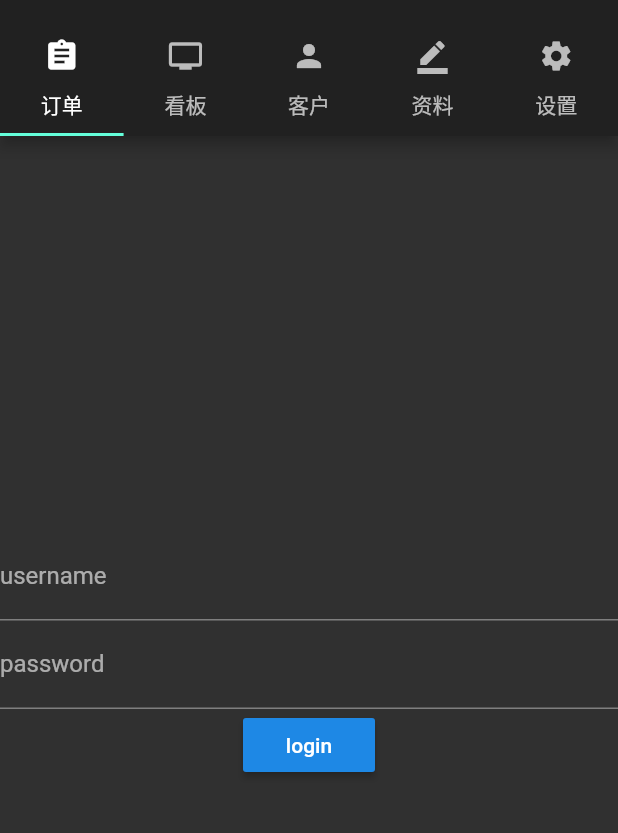
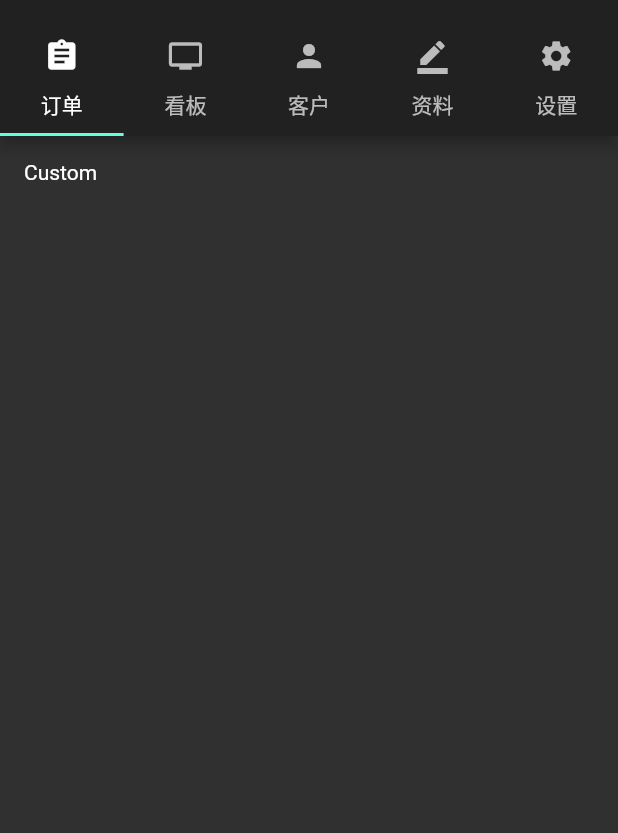
Before and after one commit to HONODA/customer_manager, a Flutter app: the screen it shows after launch, on a phone screen of 412 x 824 dp, the part 59-892 px from its top. Run offline on Flutter 3.47's test engine with Material 2 defaults, Android fonts, the light colour scheme and no system bars.

Commit message:
订单、客户、资料、设置架构

```diff
--- a/lib/common/ChoiceBar.dart
+++ b/lib/common/ChoiceBar.dart
@@ -1,7 +1,8 @@
 import 'package:flutter/material.dart';
 
 class ChoiceBar {
-  ChoiceBar({this.title, this.icon});
+  ChoiceBar({this.title, this.icon, this.widget});
   String title;
   IconData icon;
+  Widget widget;
 }
--- a/lib/main.dart
+++ b/lib/main.dart
@@ -1,4 +1,5 @@
 import 'package:customor_manager/common/ChoiceBar.dart';
+import 'package:customor_manager/view/choiceCard.dart';
 import 'package:flutter/material.dart';
 import 'package:provider/provider.dart';
 import 'package:customor_manager/viewmodel/mainvm.dart';
@@ -20,10 +21,10 @@ class MyApp extends StatelessWidget {
       /// Provider 是对 [InheritedWidget] 封装。因此我们才能实现调用notifyListeners() 时，通知子树重新构建
       /// 当然你也可以一个插件也不用，自己封装[InheritedWidget]
       home: ChangeNotifierProvider(
-        create: (_) => Mainvm(),
-        child: new DefaultTabController(
-          length: Mainvm().showTabBar().length,
-          child: new Scaffold(
+          create: (_) => Mainvm(),
+          child: new DefaultTabController(
+            length: Mainvm().showTabBar().length,
+            child: new Scaffold(
               appBar: new AppBar(
                 title: Text('CAOM'),
                 bottom: new TabBar(
@@ -31,9 +32,15 @@ class MyApp extends StatelessWidget {
                   return Tab(text: b.title, icon: new Icon(b.icon));
                 }).toList()),
               ),
-              body: Mainv()),
-        ),
-      ),
+              body: new TabBarView(
+                  children: Mainvm().showTabBar().map((ChoiceBar b) {
+                return new Padding(
+                  padding: const EdgeInsets.all(16.0),
+                  child: new ChoiceCard(choiceBar: b),
+                );
+              }).toList()),
+            ),
+          )),
       debugShowCheckedModeBanner: false,
     );
   }
--- /dev/null
+++ b/lib/view/choiceCard.dart
@@ -0,0 +1,33 @@
+import 'package:customor_manager/common/ChoiceBar.dart';
+import 'package:customor_manager/view/customerv.dart';
+import 'package:customor_manager/view/mianv.dart';
+import 'package:flutter/material.dart';
+
+// ignore: must_be_immutable
+class ChoiceCard extends StatelessWidget {
+  ChoiceCard({Key key, this.choiceBar}) : super(key: key);
+  ChoiceBar choiceBar;
+  @override
+  Widget build(BuildContext context) {
+    final TextStyle textStyle = Theme.of(context).textTheme.headline4;
+
+    Stack stack = new Stack(alignment: AlignmentDirectional(0, 0),
+        //fit: StackFit.loose,
+        children: <Widget>[
+          new Card(
+              color: Colors.black,
+              child: new Center(
+                  child: new Column(
+                mainAxisSize: MainAxisSize.min,
+                crossAxisAlignment: CrossAxisAlignment.center,
+                children: <Widget>[
+                  new Icon(choiceBar.icon, size: 128.0, color: textStyle.color),
+                  new Text(choiceBar.title, style: textStyle),
+                ],
+              ))),
+          choiceBar.widget
+        ]);
+
+    return stack;
+  }
+}
--- /dev/null
+++ b/lib/view/customerv.dart
@@ -0,0 +1,8 @@
+import 'package:flutter/material.dart';
+
+class Customerv extends StatelessWidget {
+  @override
+  Widget build(BuildContext context) {
+    return Scaffold(body: Text('Custom'));
+  }
+}
--- /dev/null
+++ b/lib/view/itemv.dart
@@ -0,0 +1,8 @@
+import 'package:flutter/material.dart';
+
+class Itemv extends StatelessWidget {
+  @override
+  Widget build(BuildContext context) {
+    return Scaffold(body: Text('Item'));
+  }
+}
--- /dev/null
+++ b/lib/view/orderv.dart
@@ -0,0 +1,8 @@
+import 'package:flutter/material.dart';
+
+class Orderv extends StatelessWidget {
+  @override
+  Widget build(BuildContext context) {
+    return Scaffold(body: Text('Order'));
+  }
+}
--- /dev/null
+++ b/lib/view/personv.dart
@@ -0,0 +1,8 @@
+import 'package:flutter/material.dart';
+
+class Personv extends StatelessWidget {
+  @override
+  Widget build(BuildContext context) {
+    return Scaffold(body: Text('person'));
+  }
+}
--- /dev/null
+++ b/lib/view/settingv.dart
@@ -0,0 +1,8 @@
+import 'package:flutter/material.dart';
+
+class Settingv extends StatelessWidget {
+  @override
+  Widget build(BuildContext context) {
+    return Scaffold(body: Text('Setting'));
+  }
+}
--- a/lib/viewmodel/mainvm.dart
+++ b/lib/viewmodel/mainvm.dart
@@ -1,3 +1,8 @@
+import 'package:customor_manager/view/customerv.dart';
+import 'package:customor_manager/view/itemv.dart';
+import 'package:customor_manager/view/orderv.dart';
+import 'package:customor_manager/view/personv.dart';
+import 'package:customor_manager/view/settingv.dart';
 import 'package:flutter/material.dart';
 // import 'package:rxdart/rxdart.dart'; 如果需要，自行添加插件
 
@@ -49,11 +54,15 @@ class Mainvm with ChangeNotifier {
 
   List<ChoiceBar> showTabBar() {
     return <ChoiceBar>[
-      ChoiceBar(title: '订单', icon: Icons.assignment),
-      ChoiceBar(title: '看板', icon: Icons.tv),
-      ChoiceBar(title: '客户', icon: Icons.person),
-      ChoiceBar(title: '资料', icon: Icons.border_color),
-      ChoiceBar(title: '设置', icon: Icons.settings),
+      ChoiceBar(title: '订单', icon: Icons.assignment, widget: new Customerv()),
+      ChoiceBar(title: '看板', icon: Icons.tv, widget: new Orderv()),
+      ChoiceBar(title: '客户', icon: Icons.person, widget: new Personv()),
+      ChoiceBar(title: '资料', icon: Icons.border_color, widget: new Itemv()),
+      ChoiceBar(title: '设置', icon: Icons.settings, widget: new Settingv()),
     ];
   }
+
+  List<String> showOrderList() {
+    return new List<String>.generate(5, (i) => "Item $i");
+  }
 }
```
Also changed, not shown: 1 other file.
